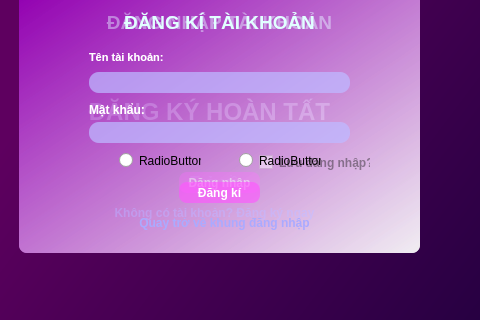
Qt form new gui/hello Tien ne ku/Login_gui.ui (hoangm960/Astraea) before a commit; both pictures show x 0 to 480 and y 263 to 583 of the 1000 by 788 pixel window.
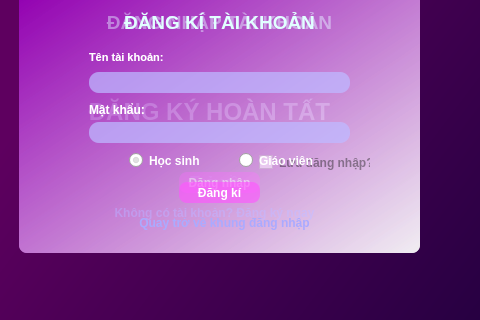
The same form after that commit.

Patch:
```diff
--- a/new gui/hello Tien ne ku/Login_gui.ui
+++ b/new gui/hello Tien ne ku/Login_gui.ui
@@ -777,22 +777,23 @@
            </property>
           </widget>
           <widget class="QRadioButton" name="radioButton">
-           <property name="enabled">
-            <bool>true</bool>
-           </property>
            <property name="geometry">
             <rect>
-             <x>100</x>
+             <x>110</x>
              <y>170</y>
              <width>82</width>
              <height>17</height>
             </rect>
            </property>
+           <property name="styleSheet">
+            <string notr="true">color: rgb(255, 255, 255);
+font: bold;</string>
+           </property>
            <property name="text">
-            <string>RadioButton</string>
+            <string>Học sinh</string>
            </property>
-           <property name="autoExclusive">
-            <bool>false</bool>
+           <property name="checked">
+            <bool>true</bool>
            </property>
           </widget>
           <widget class="QRadioButton" name="radioButton_2">
@@ -804,11 +805,12 @@
              <height>17</height>
             </rect>
            </property>
-           <property name="text">
-            <string>RadioButton</string>
+           <property name="styleSheet">
+            <string notr="true">font: bold;
+color: rgb(255, 255, 255)</string>
            </property>
-           <property name="autoExclusive">
-            <bool>true</bool>
+           <property name="text">
+            <string>Giáo viên</string>
            </property>
           </widget>
           <zorder>ConvertButton_3</zorder>
```
Left out of the diff: 5 changed lines with no effect on the pictures.
